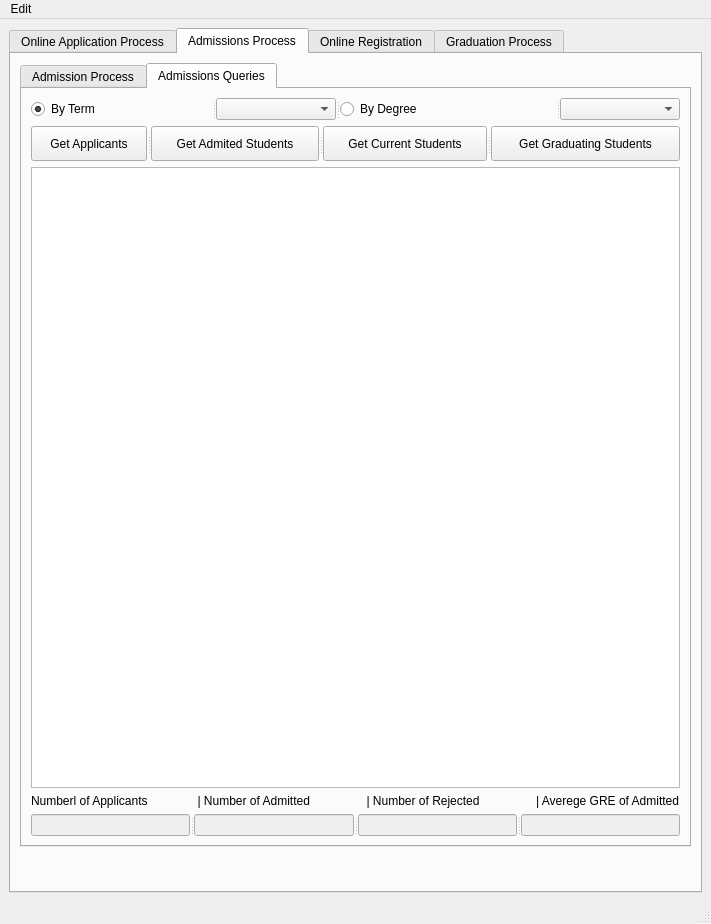
kiryha/CIS556, file starrs/ui/ui_main.ui: the form before one commit.
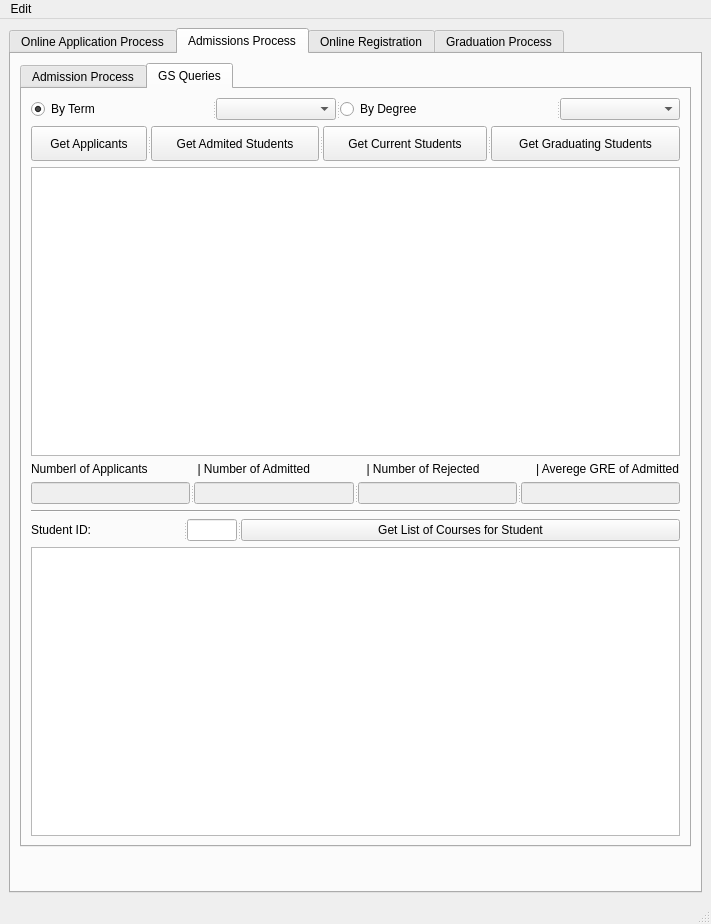
The form after the commit. The open tabs and pages were chosen to show the change.

Commit message: GS display courses

Diff of the .ui file:
```diff
--- a/starrs/ui/ui_main.ui
+++ b/starrs/ui/ui_main.ui
@@ -851,7 +851,7 @@
           </widget>
           <widget class="QWidget" name="tab_7">
            <attribute name="title">
-            <string>Admissions Queries</string>
+            <string>GS Queries</string>
            </attribute>
            <layout class="QVBoxLayout" name="verticalLayout_4">
             <item>
@@ -990,6 +990,44 @@
               </widget>
              </widget>
             </item>
+            <item>
+             <widget class="Line" name="line">
+              <property name="orientation">
+               <enum>Qt::Horizontal</enum>
+              </property>
+             </widget>
+            </item>
+            <item>
+             <widget class="QSplitter" name="splitter_23">
+              <property name="orientation">
+               <enum>Qt::Horizontal</enum>
+              </property>
+              <widget class="QLabel" name="label_20">
+               <property name="text">
+                <string>Student ID:</string>
+               </property>
+              </widget>
+              <widget class="QLineEdit" name="linStudentIDQ">
+               <property name="maximumSize">
+                <size>
+                 <width>50</width>
+                 <height>16777215</height>
+                </size>
+               </property>
+               <property name="text">
+                <string/>
+               </property>
+              </widget>
+              <widget class="QPushButton" name="btnGeStudentCourses">
+               <property name="text">
+                <string>Get List of Courses for Student</string>
+               </property>
+              </widget>
+             </widget>
+            </item>
+            <item>
+             <widget class="QTableView" name="tabGSCourses"/>
+            </item>
            </layout>
           </widget>
          </widget>
```
The commit also changes 2 other files.
